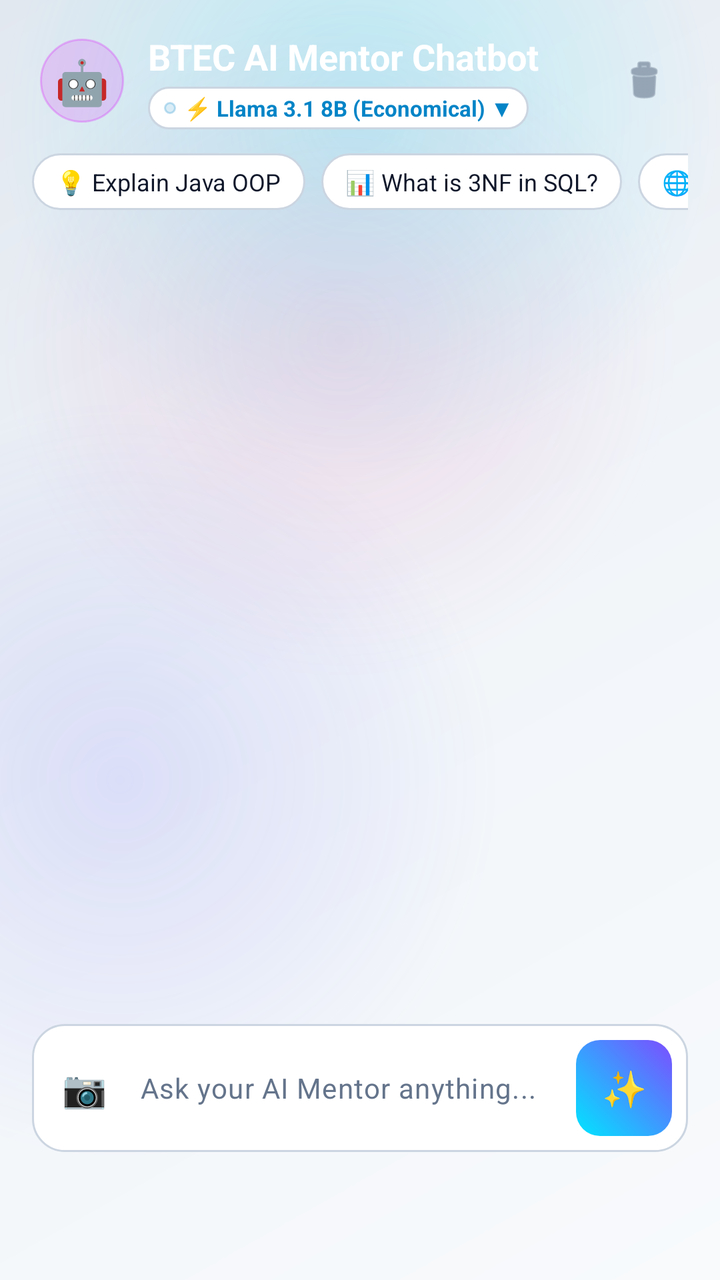
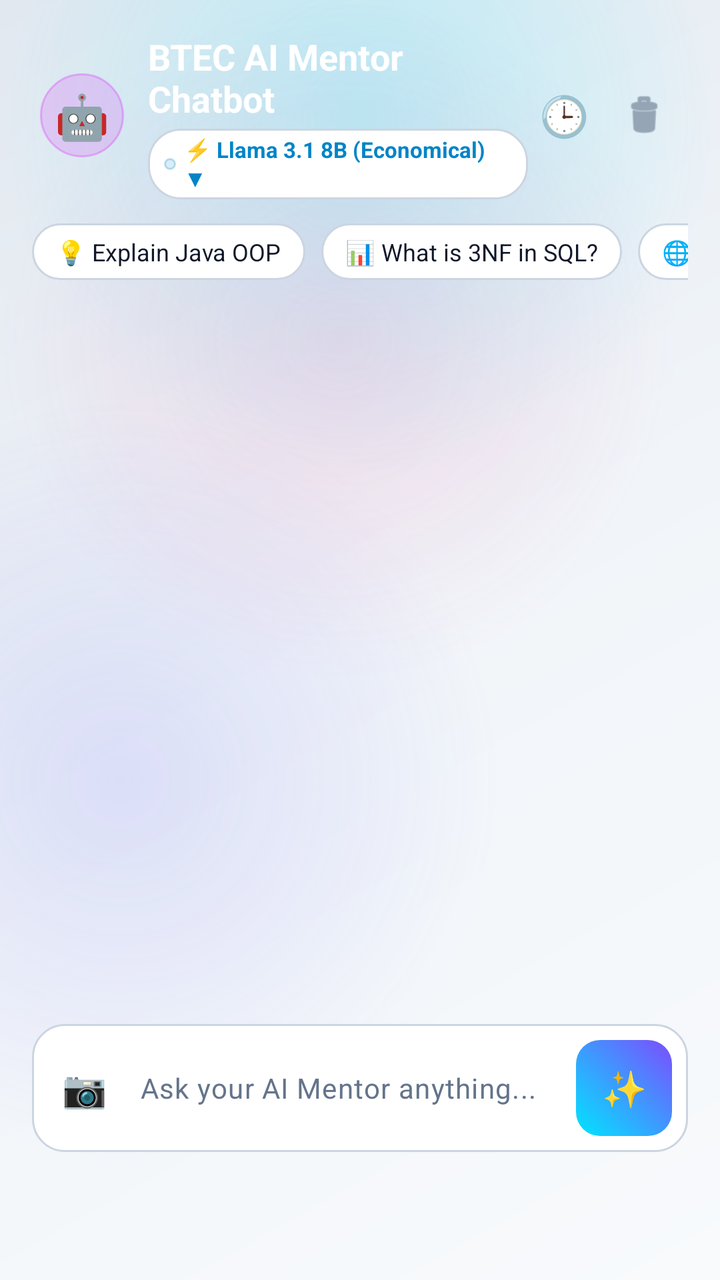

Compare the two renders of this Android layout. The source of the first and the diff that turns it into the second are given below.
<!-- AndroidManifest.xml: application theme Theme.AIMentor -->
<!-- res/layout/fragment_quiz.xml -->
<?xml version="1.0" encoding="utf-8"?>
<androidx.constraintlayout.widget.ConstraintLayout xmlns:android="http://schemas.android.com/apk/res/android"
    xmlns:app="http://schemas.android.com/apk/res-auto"
    xmlns:tools="http://schemas.android.com/tools"
    android:layout_width="match_parent"
    android:layout_height="match_parent"
    android:background="@drawable/bg_ai_mentor_dashboard"
    tools:context=".Fragments.QuizFragment">

    
    <LinearLayout
        android:id="@+id/headerChat"
        android:layout_width="match_parent"
        android:layout_height="wrap_content"
        android:orientation="horizontal"
        android:gravity="center_vertical"
        android:paddingHorizontal="20dp"
        android:paddingTop="16dp"
        android:paddingBottom="12dp"
        app:layout_constraintTop_toTopOf="parent"
        app:layout_constraintStart_toStartOf="parent"
        app:layout_constraintEnd_toEndOf="parent">

        
        <FrameLayout
            android:layout_width="42dp"
            android:layout_height="42dp"
            android:background="@drawable/bg_icon_circle_purple">

            <TextView
                android:layout_width="wrap_content"
                android:layout_height="wrap_content"
                android:layout_gravity="center"
                android:text="🤖"
                android:textSize="22sp" />
        </FrameLayout>

        <LinearLayout
            android:layout_width="0dp"
            android:layout_height="wrap_content"
            android:layout_weight="1"
            android:orientation="vertical"
            android:layout_marginStart="12dp">

            <TextView
                android:layout_width="wrap_content"
                android:layout_height="wrap_content"
                android:text="BTEC AI Mentor Chatbot"
                android:textColor="@color/white"
                android:textSize="18sp"
                android:textStyle="bold" />

            <LinearLayout
                android:id="@+id/btnSelectModel"
                android:layout_width="wrap_content"
                android:layout_height="wrap_content"
                android:orientation="horizontal"
                android:gravity="center_vertical"
                android:background="@drawable/card_glossy_glass"
                android:paddingHorizontal="8dp"
                android:paddingVertical="3dp"
                android:layout_marginTop="3dp"
                android:clickable="true"
                android:focusable="true">

                <View
                    android:layout_width="6dp"
                    android:layout_height="6dp"
                    android:background="@drawable/bg_icon_circle_blue"
                    android:backgroundTint="@color/accent_blue" />

                <TextView
                    android:id="@+id/tvSelectedModel"
                    android:layout_width="wrap_content"
                    android:layout_height="wrap_content"
                    android:text="⚡ Llama 3.1 8B (Economical) ▼"
                    android:textColor="@color/accent_blue"
                    android:textSize="11sp"
                    android:textStyle="bold"
                    android:layout_marginStart="4dp"/>
            </LinearLayout>
        </LinearLayout>

        
        <ImageView
            android:id="@+id/btnClearChat"
            android:layout_width="36dp"
            android:layout_height="36dp"
            android:src="@android:drawable/ic_menu_delete"
            app:tint="@color/text_secondary"
            android:background="?attr/selectableItemBackgroundBorderless"
            android:clickable="true"
            android:focusable="true"
            android:padding="6dp"
            android:contentDescription="Clear Chat History" />
    </LinearLayout>

    
    <HorizontalScrollView
        android:id="@+id/scrollChips"
        android:layout_width="match_parent"
        android:layout_height="wrap_content"
        android:scrollbars="none"
        android:paddingHorizontal="16dp"
        android:paddingBottom="8dp"
        app:layout_constraintTop_toBottomOf="@id/headerChat"
        app:layout_constraintStart_toStartOf="parent"
        app:layout_constraintEnd_toEndOf="parent">

        <LinearLayout
            android:layout_width="wrap_content"
            android:layout_height="wrap_content"
            android:orientation="horizontal">

            <TextView
                android:id="@+id/chipChat1"
                android:layout_width="wrap_content"
                android:layout_height="wrap_content"
                android:text="💡 Explain Java OOP"
                android:textColor="@color/text_primary"
                android:textSize="12sp"
                android:background="@drawable/card_glossy_glass"
                android:paddingHorizontal="12dp"
                android:paddingVertical="6dp"
                android:clickable="true"
                android:focusable="true" />

            <TextView
                android:id="@+id/chipChat2"
                android:layout_width="wrap_content"
                android:layout_height="wrap_content"
                android:text="📊 What is 3NF in SQL?"
                android:textColor="@color/text_primary"
                android:textSize="12sp"
                android:background="@drawable/card_glossy_glass"
                android:paddingHorizontal="12dp"
                android:paddingVertical="6dp"
                android:layout_marginStart="8dp"
                android:clickable="true"
                android:focusable="true" />

            <TextView
                android:id="@+id/chipChat3"
                android:layout_width="wrap_content"
                android:layout_height="wrap_content"
                android:text="🌐 Explain REST API"
                android:textColor="@color/text_primary"
                android:textSize="12sp"
                android:background="@drawable/card_glossy_glass"
                android:paddingHorizontal="12dp"
                android:paddingVertical="6dp"
                android:layout_marginStart="8dp"
                android:clickable="true"
                android:focusable="true" />

            <TextView
                android:id="@+id/chipChat4"
                android:layout_width="wrap_content"
                android:layout_height="wrap_content"
                android:text="🛡️ Network Security Basics"
                android:textColor="@color/text_primary"
                android:textSize="12sp"
                android:background="@drawable/card_glossy_glass"
                android:paddingHorizontal="12dp"
                android:paddingVertical="6dp"
                android:layout_marginStart="8dp"
                android:clickable="true"
                android:focusable="true" />

            <TextView
                android:id="@+id/chipChat5"
                android:layout_width="wrap_content"
                android:layout_height="wrap_content"
                android:text="📝 Quiz me on SD201!"
                android:textColor="@color/text_primary"
                android:textSize="12sp"
                android:background="@drawable/card_glossy_glass"
                android:paddingHorizontal="12dp"
                android:paddingVertical="6dp"
                android:layout_marginStart="8dp"
                android:clickable="true"
                android:focusable="true" />
        </LinearLayout>
    </HorizontalScrollView>

    
    <androidx.recyclerview.widget.RecyclerView
        android:id="@+id/rvChatMessages"
        android:layout_width="match_parent"
        android:layout_height="0dp"
        android:clipToPadding="false"
        android:paddingVertical="8dp"
        app:layout_constraintTop_toBottomOf="@id/scrollChips"
        app:layout_constraintBottom_toTopOf="@id/inputCard"
        app:layout_constraintStart_toStartOf="parent"
        app:layout_constraintEnd_toEndOf="parent" />

    
    <LinearLayout
        android:id="@+id/inputCard"
        android:layout_width="match_parent"
        android:layout_height="wrap_content"
        android:orientation="horizontal"
        android:gravity="center_vertical"
        android:background="@drawable/card_glossy_glass"
        android:padding="8dp"
        android:layout_marginHorizontal="16dp"
        android:layout_marginBottom="?actionBarSize"
        app:layout_constraintBottom_toBottomOf="parent"
        app:layout_constraintStart_toStartOf="parent"
        app:layout_constraintEnd_toEndOf="parent">

        <TextView
            android:id="@+id/btnAttachImage"
            android:layout_width="36dp"
            android:layout_height="36dp"
            android:text="📷"
            android:textSize="18sp"
            android:gravity="center"
            android:background="?attr/selectableItemBackgroundBorderless"
            android:clickable="true"
            android:focusable="true"
            android:contentDescription="Attach Homework Photo" />

        <EditText
            android:id="@+id/edtChatMessage"
            android:layout_width="0dp"
            android:layout_height="wrap_content"
            android:layout_weight="1"
            android:hint="Ask your AI Mentor anything..."
            android:textColorHint="@color/text_secondary"
            android:textColor="@color/text_primary"
            android:textSize="14sp"
            android:background="@null"
            android:paddingHorizontal="10dp"
            android:paddingVertical="8dp"
            android:maxLines="4"
            android:inputType="textCapSentences|textMultiLine" />

        <com.google.android.material.button.MaterialButton
            android:id="@+id/btnSendMessage"
            android:layout_width="48dp"
            android:layout_height="48dp"
            android:text="✨"
            android:textSize="18sp"
            android:padding="0dp"
            app:backgroundTint="@null"
            android:background="@drawable/bg_btn_ai_glow"
            app:cornerRadius="24dp"
            android:insetLeft="0dp"
            android:insetTop="0dp"
            android:insetRight="0dp"
            android:insetBottom="0dp"
            android:contentDescription="Send Message" />
    </LinearLayout>

</androidx.constraintlayout.widget.ConstraintLayout>
<!-- resources referenced by this layout -->
<resources>
  <color name="accent_blue">#0284C7</color>
  <color name="text_primary">#0F172A</color>
  <color name="text_secondary">#64748B</color>
  <color name="white">#FFFFFFFF</color>
  <!-- drawable bg_btn_ai_glow (drawable) -->
  <?xml version="1.0" encoding="utf-8"?>
  <shape xmlns:android="http://schemas.android.com/apk/res/android"
      android:shape="rectangle">
      <gradient
          android:startColor="#00E5FF"
          android:endColor="#7C4DFF"
          android:angle="45"
          android:type="linear" />
      <corners android:radius="12dp" />
  </shape>
  <!-- drawable bg_icon_circle_blue (drawable) -->
  <?xml version="1.0" encoding="utf-8"?>
  <shape xmlns:android="http://schemas.android.com/apk/res/android"
      android:shape="oval">
      <solid android:color="#2600E5FF" />
      <stroke
          android:width="1dp"
          android:color="#4000E5FF" />
  </shape>
  <!-- drawable bg_icon_circle_purple (drawable) -->
  <?xml version="1.0" encoding="utf-8"?>
  <shape xmlns:android="http://schemas.android.com/apk/res/android"
      android:shape="oval">
      <solid android:color="#26D500F9" />
      <stroke
          android:width="1dp"
          android:color="#40D500F9" />
  </shape>
  <!-- drawable card_glossy_glass (drawable) -->
  <?xml version="1.0" encoding="utf-8"?>
  <shape xmlns:android="http://schemas.android.com/apk/res/android"
      android:shape="rectangle">
      
      <solid android:color="@color/glass_card_bg" />
      
      
      <stroke
          android:width="1dp"
          android:color="@color/glass_card_stroke" />
      
      
      <corners android:radius="16dp" />
  </shape>
  <style name="Theme.AIMentor" parent="Base.Theme.AIMentor" />
  <color name="bg_dark_start">#F8FAFC</color>
  <color name="bg_dark_center">#F1F5F9</color>
  <color name="bg_dark_end">#E2E8F0</color>
  <color name="glass_card_bg">#FFFFFF</color>
  <color name="glass_card_stroke">#CBD5E1</color>
  <style name="Base.Theme.AIMentor" parent="Theme.Material3.DayNight.NoActionBar">
          
          <item name="colorPrimary">@color/accent_blue</item>
          <item name="colorSecondary">@color/accent_purple</item>
          
          
          <item name="android:windowBackground">@color/bg_dark_start</item>
          <item name="android:textColorPrimary">@color/text_primary</item>
          <item name="android:textColorSecondary">@color/text_secondary</item>
          
          
          <item name="textInputStyle">@style/Widget.Material3.TextInputLayout.OutlinedBox</item>
          <item name="editTextStyle">@style/GlossyEditTextStyle</item>
      </style>
  <color name="accent_purple">#7C3AED</color>
  <style name="GlossyEditTextStyle" parent="Widget.Material3.TextInputEditText.OutlinedBox">
          <item name="android:textColor">@color/text_primary</item>
          <item name="android:textColorHint">@color/text_secondary</item>
          <item name="android:textSize">16sp</item>
      </style>
</resources>

<!-- the commit's change to res/layout/fragment_quiz.xml (unified diff, before → after) -->
@@ -80,6 +80,20 @@
                     android:layout_marginStart="4dp"/>
             </LinearLayout>
         </LinearLayout>
+
+        
+        <TextView
+            android:id="@+id/btnShowHistory"
+            android:layout_width="36dp"
+            android:layout_height="36dp"
+            android:text="🕒"
+            android:textSize="20sp"
+            android:gravity="center"
+            android:background="?attr/selectableItemBackgroundBorderless"
+            android:clickable="true"
+            android:focusable="true"
+            android:layout_marginEnd="4dp"
+            android:contentDescription="Recent Chat History List" />
 
         
         <ImageView
